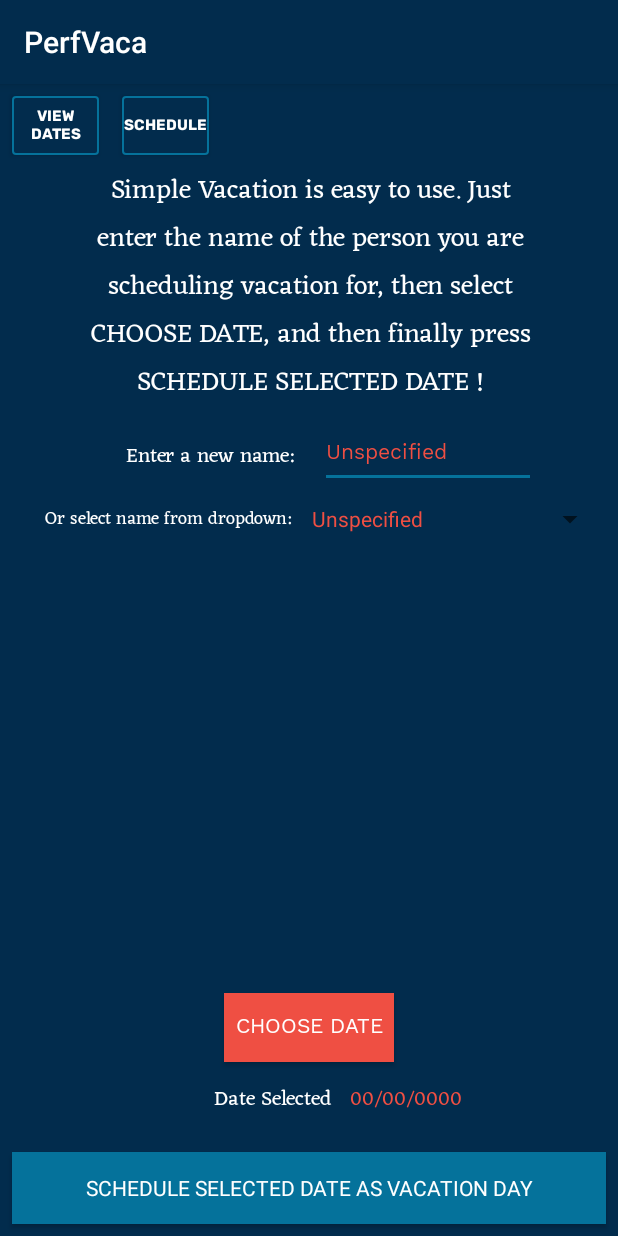
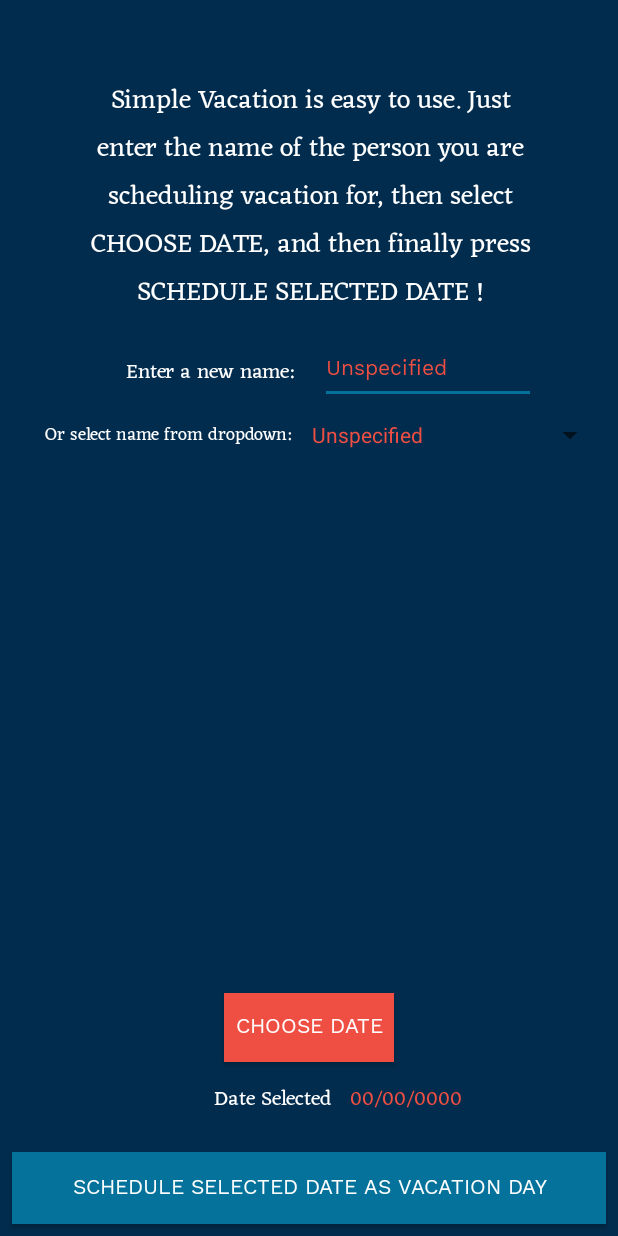
Before and after one commit to ryancarter87/PerfVaca, an Android app: the screen it shows after launch (MainActivity), on a phone screen of 412 x 824 dp. Run offline under Robolectric (Android 15) with nearby library versions, the phone set to English and light mode, and no system bars.

```diff
--- a/app/build.gradle
+++ b/app/build.gradle
@@ -5,11 +5,11 @@ apply plugin: 'kotlin-android'
 apply plugin: 'kotlin-android-extensions'
 
 android {
-    compileSdkVersion 26
+    compileSdkVersion 27
     defaultConfig {
         applicationId "com.rtcarter.perfvaca"
         minSdkVersion 26
-        targetSdkVersion 26
+        targetSdkVersion 27
         versionCode 1
         versionName "1.0"
         testInstrumentationRunner "android.support.test.runner.AndroidJUnitRunner"
@@ -25,7 +25,7 @@ android {
 dependencies {
     implementation fileTree(dir: 'libs', include: ['*.jar'])
     implementation "org.jetbrains.kotlin:kotlin-stdlib-jre7:$kotlin_version"
-    implementation 'com.android.support:appcompat-v7:26.1.0'
+    implementation 'com.android.support:appcompat-v7:27.1.0'
     implementation 'com.android.support.constraint:constraint-layout:1.0.2'
     compile 'com.google.code.gson:gson:2.8.2'
     compile 'org.jetbrains.anko:anko-commons:0.10.1'
--- a/app/src/main/java/com/rtcarter/perfvaca/MainActivity.kt
+++ b/app/src/main/java/com/rtcarter/perfvaca/MainActivity.kt
@@ -7,7 +7,6 @@ import android.os.Bundle
 import kotlinx.android.synthetic.main.activity_main.*
 import java.util.*
 import android.content.Intent
-import android.graphics.Color
 import android.os.Build
 import android.support.annotation.RequiresApi
 import android.view.View
@@ -46,12 +45,14 @@ class MainActivity : AppCompatActivity() {
         // be added to peopleList and needs to be removed after another date has been scheduled
         var checkF: Boolean
 
-        // If the json file exists then load its contents into peopleList
+        // If the json file exists then load its contents into peopleList, set View Dates button to visible
         if (fileList().contains("people.json")) {
             peopleList = (gson.fromJson(read("people.json"), object : TypeToken<MutableList<PeopleDates>>() {}.type))
             checkF = false
+            schedBtn.setVisibility(View.VISIBLE)
         } else {
             checkF = true
+            schedBtn.setVisibility(View.INVISIBLE)
         }
 
         // Initialize the calendar and add onclicklistener to display date picker to user
@@ -86,7 +87,7 @@ class MainActivity : AppCompatActivity() {
         // one, automatically fill in the nameText view with that name
         val spin = ArrayAdapter(this, R.layout.spinner_item, nameList)
         spin.setDropDownViewResource(android.R.layout.simple_spinner_dropdown_item)
-        spinner!!.setAdapter(spin)
+        spinner.setAdapter(spin)
 
         // Variable to check which spinner button was selected in order to determine radio buttons:
         var spinItem = peopleList[0].name
@@ -103,6 +104,7 @@ class MainActivity : AppCompatActivity() {
             override fun onNothingSelected(arg0: AdapterView<*>) {
             }
         }
+
 
         scheduleBtn.setOnClickListener {
             val nameIn = nameText.text.toString()
@@ -145,6 +147,12 @@ class MainActivity : AppCompatActivity() {
             if (checkF) {
                 peopleList.removeAt(0)
                 checkF = false
+                schedBtn.setVisibility(View.VISIBLE)
+            }
+
+            // Sort the list of dates in descending order
+            for (i in peopleList) {
+                i.dates.sort()
             }
 
             // write peopleList to the json file
--- a/app/src/main/res/layout/activity_main.xml
+++ b/app/src/main/res/layout/activity_main.xml
@@ -33,26 +33,6 @@
         app:layout_constraintEnd_toEndOf="parent"
         app:layout_constraintTop_toBottomOf="@+id/nameText" />
 
-    <Button
-        android:id="@+id/mainBtn"
-        style="@android:style/Widget.Material.Light.Button.Small"
-        android:layout_width="58dp"
-        android:layout_height="39dp"
-        android:layout_marginEnd="8dp"
-        android:layout_marginStart="4dp"
-        android:layout_marginTop="8dp"
-        android:background="@drawable/borders"
-        android:fontFamily="@font/rubik_bold"
-        android:text="Schedule"
-        android:textColor="@android:color/background_light"
-        android:textSize="10sp"
-        app:layout_constraintBottom_toBottomOf="@+id/schedBtn"
-        app:layout_constraintEnd_toEndOf="parent"
-        app:layout_constraintHorizontal_bias="0.041"
-        app:layout_constraintStart_toEndOf="@+id/schedBtn"
-        app:layout_constraintTop_toTopOf="parent"
-        tools:targetApi="lollipop" />
-
     <TextView
         android:id="@+id/textView"
         android:layout_width="wrap_content"
@@ -85,7 +65,7 @@
         android:layout_marginEnd="8dp"
         android:layout_marginStart="8dp"
         android:background="@color/colorAccent"
-        android:fontFamily="sans-serif"
+        android:fontFamily="@font/work_sans"
         android:text="SCHEDULE SELECTED DATE AS VACATION DAY"
         android:textColor="@android:color/background_light"
         app:layout_constraintBottom_toBottomOf="parent"
@@ -97,13 +77,16 @@
         style="@android:style/Widget.Material.Light.Button.Small"
         android:layout_width="58dp"
         android:layout_height="39dp"
+        android:layout_marginEnd="8dp"
         android:layout_marginStart="8dp"
-        android:layout_marginTop="8dp"
+        android:layout_marginTop="4dp"
         android:background="@drawable/borders"
         android:fontFamily="@font/rubik_bold"
         android:text="View Dates"
         android:textColor="@android:color/background_light"
         android:textSize="10sp"
+        app:layout_constraintEnd_toEndOf="parent"
+        app:layout_constraintHorizontal_bias="0.025"
         app:layout_constraintStart_toStartOf="parent"
         app:layout_constraintTop_toTopOf="parent"
         tools:targetApi="lollipop" />
@@ -138,7 +121,7 @@
         app:layout_constraintEnd_toEndOf="parent"
         app:layout_constraintHorizontal_bias="0.508"
         app:layout_constraintStart_toStartOf="parent"
-        app:layout_constraintTop_toBottomOf="@+id/mainBtn" />
+        app:layout_constraintTop_toBottomOf="@+id/schedBtn" />
 
     <TextView
         android:id="@+id/textView5"
--- a/app/src/main/res/values/styles.xml
+++ b/app/src/main/res/values/styles.xml
@@ -1,7 +1,7 @@
 <resources>
 
     <!-- Base application theme. -->
-    <style name="AppTheme" parent="Theme.AppCompat.Light.DarkActionBar">
+    <style name="AppTheme" parent="Theme.AppCompat.Light.NoActionBar">
         <!-- Customize your theme here. -->
         <item name="colorPrimary">#022C4D</item>
         <item name="colorPrimaryDark">#022C4D</item>
--- a/build.gradle
+++ b/build.gradle
@@ -1,7 +1,7 @@
 // Top-level build file where you can add configuration options common to all sub-projects/modules.
 
 buildscript {
-    ext.kotlin_version = '1.1.51'
+    ext.kotlin_version = '1.2.30'
     repositories {
         google()
         jcenter()
```
Also changed, not shown: app/src/main/AndroidManifest.xml (+4 -4 lines), app/src/main/java/com/rtcarter/perfvaca/ScheduledActivity.kt (+0 -31 lines), app/src/main/res/layout/activity_scheduled.xml (+10 -25 lines), app/src/main/res/mipmap-anydpi-v26/PerfVacaIcon.png (added).
